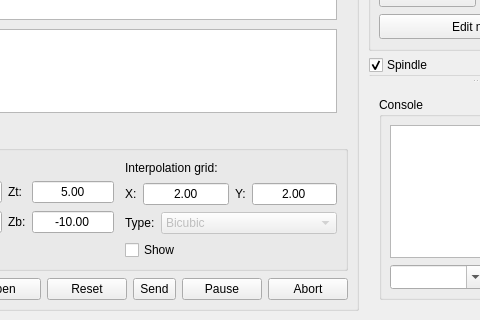
First picture: the form in src/frmmain.ui, repository Denvi/Candle, before the edit; both pictures show x 353 to 833 and y 527 to 847 of the 952 by 847 pixel window.
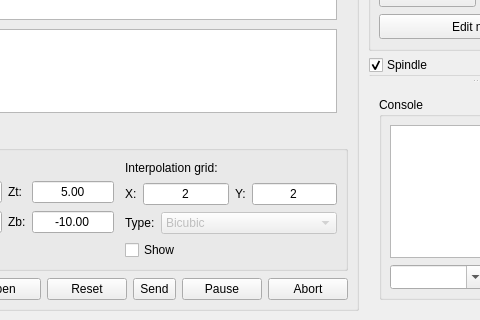
Second picture: the form after the edit. Icons and pictures are not drawn. Custom widgets are drawn as their Qt base class.

Commit message: typo mismatch

What changed in the file:
```diff
--- a/src/frmmain.ui
+++ b/src/frmmain.ui
@@ -822,10 +822,10 @@
                  <enum>QAbstractSpinBox::NoButtons</enum>
                 </property>
                 <property name="decimals">
-                 <number>2</number>
+                 <number>0</number>
                 </property>
                 <property name="minimum">
-                 <double>0.100000000000000</double>
+                 <double>2.000000000000000</double>
                 </property>
                 <property name="maximum">
                  <double>1000.000000000000000</double>
@@ -853,10 +853,10 @@
                  <enum>QAbstractSpinBox::NoButtons</enum>
                 </property>
                 <property name="decimals">
-                 <number>2</number>
+                 <number>0</number>
                 </property>
                 <property name="minimum">
-                 <double>0.100000000000000</double>
+                 <double>2.000000000000000</double>
                 </property>
                 <property name="maximum">
                  <double>1000.000000000000000</double>
```
